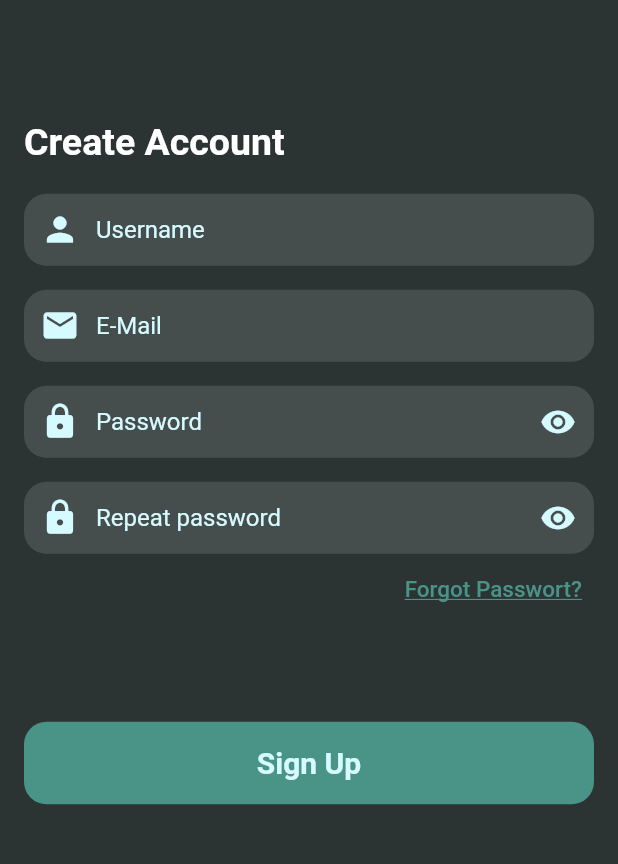
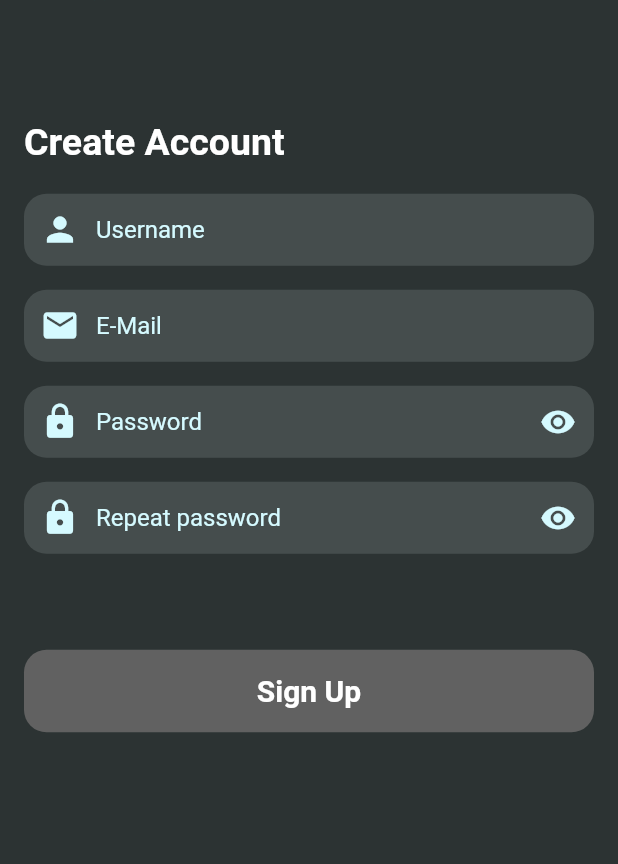
Before and after one commit to Jafoson/intweet_frontend, a Flutter app: the screen it shows after launch, after a tap on "Sign Up", on a phone screen of 412 x 824 dp, the part 155-1019 px from its top. Run offline on Flutter 3.47's test engine with Material 2 defaults, Android fonts, the light colour scheme and no system bars; our stand-ins replace flutter_slidable, flutter_svg; missing offline and left inert: iconify_flutter; network calls fail.

Commit message:
add check of Input in Sign Up

```diff
--- /dev/null
+++ b/lib/components/buttons.dart
@@ -0,0 +1,143 @@
+import 'dart:math';
+
+import 'package:flutter/cupertino.dart';
+import 'package:flutter/material.dart';
+import 'package:flutter/src/widgets/container.dart';
+import 'package:flutter/src/widgets/framework.dart';
+
+class IconStyle {
+  final double size;
+  final Color? color;
+  final String? semanticLabel;
+  final List<Shadow>? shadows;
+  final TextDirection? textDirection;
+
+  IconStyle(
+      {this.size = 24,
+      this.color,
+      this.semanticLabel,
+      this.shadows,
+      this.textDirection});
+}
+
+class CostumIconData {
+  final IconData? icon;
+  final IconStyle? style;
+
+  CostumIconData({
+    this.icon,
+    this.style,
+  });
+}
+
+class PrimaryButton extends StatefulWidget {
+  final Alignment alignment;
+  final MainAxisAlignment rowAxisAlignment;
+  final MainAxisAlignment collumnAxisAligment;
+  final double? height;
+  final double? width;
+  final void Function() onPressed;
+  final EdgeInsetsGeometry margin;
+  final EdgeInsetsGeometry? padding;
+  final CostumIconData? topIcon;
+  final CostumIconData? prefixIcon;
+  final Widget? label;
+  final bool active;
+
+  const PrimaryButton(
+      {super.key,
+      required this.onPressed,
+      this.height,
+      this.active = true,
+      this.prefixIcon,
+      this.margin = EdgeInsets.zero,
+      this.topIcon,
+      this.padding =
+          const EdgeInsets.only(top: 8, bottom: 8, right: 16, left: 16),
+      this.label,
+      this.collumnAxisAligment = MainAxisAlignment.center,
+      this.rowAxisAlignment = MainAxisAlignment.start,
+      this.alignment = Alignment.center,
+      this.width});
+  @override
+  State<PrimaryButton> createState() => _PrimaryButtonState();
+}
+
+class _PrimaryButtonState extends State<PrimaryButton> {
+  bool _isHighlighted = false;
+
+  void _onHighlightChanged(bool isHighlighted) {
+    setState(() {
+      _isHighlighted = isHighlighted;
+    });
+  }
+
+  @override
+  Widget build(BuildContext context) {
+    return Padding(
+      padding: widget.margin,
+      child: Align(
+          alignment: widget.alignment,
+          child: InkWell(
+            borderRadius: BorderRadius.circular(15),
+            onHighlightChanged: _onHighlightChanged,
+            enableFeedback: widget.active,
+            onTap: widget.active ? widget.onPressed : () {},
+            child: Container(
+              decoration: BoxDecoration(
+                borderRadius: BorderRadius.circular(15),
+                color: widget.active
+                    ? _isHighlighted
+                        ? Colors.grey[400]
+                        : const Color(0xff4A9387)
+                    : Colors.grey[700],
+              ),
+              height: widget.height,
+              padding: widget.padding,
+              // width: null,
+              child: Column(
+                  mainAxisAlignment: widget.collumnAxisAligment,
+                  children: [
+                    widget.topIcon != null
+                        ? Icon(
+                            widget.topIcon?.icon,
+                            size: widget.topIcon?.style?.size,
+                            color: widget.topIcon?.style?.color,
+                            semanticLabel: widget.topIcon?.style?.semanticLabel,
+                            shadows: widget.topIcon?.style?.shadows,
+                            textDirection: widget.topIcon?.style?.textDirection,
+                          )
+                        : Container(
+                            width: 0,
+                          ),
+                    Row(
+                      mainAxisAlignment: widget.rowAxisAlignment,
+                      mainAxisSize: MainAxisSize.min,
+                      children: [
+                        widget.prefixIcon != null
+                            ? Icon(
+                                widget.prefixIcon?.icon,
+                                size: widget.prefixIcon?.style?.size,
+                                color: widget.prefixIcon?.style?.color,
+                                semanticLabel:
+                                    widget.prefixIcon?.style?.semanticLabel,
+                                shadows: widget.prefixIcon?.style?.shadows,
+                                textDirection:
+                                    widget.prefixIcon?.style?.textDirection,
+                              )
+                            : Container(
+                                width: 0,
+                              ),
+                        widget.label != null
+                            ? Expanded(child: widget.label!)
+                            : Container(
+                                width: 0,
+                              )
+                      ],
+                    )
+                  ]),
+            ),
+          )),
+    );
+  }
+}
--- a/lib/components/costum_input.dart
+++ b/lib/components/costum_input.dart
@@ -4,17 +4,21 @@ import 'package:flutter/src/widgets/container.dart';
 import 'package:flutter/src/widgets/framework.dart';
 
 class CustomInput extends StatefulWidget {
+  final TextEditingController? controller;
   final Alignment alignment;
   final EdgeInsetsGeometry margin;
   final EdgeInsetsGeometry padding;
   final String tag;
   final IconData? prefixIcon;
   final bool password;
+  final void Function(String)? onChanged;
 
   const CustomInput(
       {Key? key,
       this.prefixIcon,
+      this.controller,
       this.password = false,
+      this.onChanged,
       this.tag = "",
       this.alignment = Alignment.centerLeft,
       this.margin = const EdgeInsets.all(0),
@@ -33,6 +37,8 @@ class _CustomInputState extends State<CustomInput> {
       alignment: widget.alignment,
       margin: widget.margin,
       child: TextField(
+        onChanged: widget.onChanged,
+        controller: widget.controller,
         obscureText: widget.password,
         style: const TextStyle(color: Color(0xffD5FAFF), fontSize: 16),
         decoration: InputDecoration(
--- a/lib/components/top_bar.dart
+++ b/lib/components/top_bar.dart
@@ -50,6 +50,5 @@ class TopBar extends StatelessWidget implements PreferredSize {
   Size get preferredSize => const Size.fromHeight(kToolbarHeight);
 
   @override
-  // TODO: implement child
   Widget get child => throw UnimplementedError();
 }
--- a/lib/main.dart
+++ b/lib/main.dart
@@ -12,7 +12,7 @@ class MyApp extends StatelessWidget {
   // This widget is the root of your application.
   @override
   Widget build(BuildContext context) {
-    return const MaterialApp(
+    return MaterialApp(
       debugShowCheckedModeBanner: false,
       title: 'Flutter Demo',
       home: Creation(),
--- a/lib/pages/creation.dart
+++ b/lib/pages/creation.dart
@@ -1,14 +1,47 @@
-import 'package:flutter/gestures.dart';
 import 'package:flutter/material.dart';
-import 'package:flutter/src/widgets/container.dart';
-import 'package:flutter/src/widgets/framework.dart';
+import 'package:intweet_aplikation/components/buttons.dart';
 import 'package:intweet_aplikation/components/costum_input.dart';
-import 'package:intweet_aplikation/components/costum_searchbar.dart';
 import 'package:intweet_aplikation/components/top_bar.dart';
 import 'package:flutter_svg/flutter_svg.dart';
 
-class Creation extends StatelessWidget {
-  const Creation({super.key});
+class Creation extends StatefulWidget {
+  Creation({super.key});
+
+  @override
+  State<Creation> createState() => _PrimaryButtonState();
+}
+
+class _PrimaryButtonState extends State<Creation> {
+  final usernameController = TextEditingController();
+  final emailController = TextEditingController();
+  final passwordController = TextEditingController();
+  final repeatPasswordController = TextEditingController();
+
+  bool _allFieldValid = false;
+
+  void _updateTextFieldFilledStatus() {
+    setState(() {
+      _allFieldValid = usernameController.text.isNotEmpty &&
+          emailController.text.isNotEmpty &&
+          passwordController.text.isNotEmpty &&
+          repeatPasswordController.text.isNotEmpty;
+    });
+  }
+
+  @override
+  void initState() {
+    super.initState();
+    _updateTextFieldFilledStatus();
+  }
+
+  @override
+  void dispose() {
+    usernameController.dispose();
+    emailController.dispose();
+    passwordController.dispose();
+    repeatPasswordController.dispose();
+    super.dispose();
+  }
 
   @override
   Widget build(BuildContext context) {
@@ -45,60 +78,47 @@ class Creation extends StatelessWidget {
                 textAlign: TextAlign.left,
               ),
             ),
-            const CustomInput(
+            CustomInput(
+              onChanged: (text) => _updateTextFieldFilledStatus(),
+              controller: usernameController,
               tag: "Username",
               prefixIcon: Icons.person,
             ),
-            const CustomInput(
+            CustomInput(
+              onChanged: (text) => _updateTextFieldFilledStatus(),
+              controller: emailController,
               tag: "E-Mail",
               prefixIcon: Icons.email,
-              margin: EdgeInsets.only(top: 16),
+              margin: const EdgeInsets.only(top: 16),
             ),
-            const CustomInput(
+            CustomInput(
+              onChanged: (text) => _updateTextFieldFilledStatus(),
+              controller: passwordController,
               password: true,
               tag: "Password",
               prefixIcon: Icons.lock,
-              margin: EdgeInsets.only(top: 16),
+              margin: const EdgeInsets.only(top: 16),
             ),
-            const CustomInput(
+            CustomInput(
+              onChanged: (text) => _updateTextFieldFilledStatus(),
+              controller: repeatPasswordController,
               password: true,
               tag: "Repeat password",
               prefixIcon: Icons.lock,
-              margin: EdgeInsets.only(top: 16),
+              margin: const EdgeInsets.only(top: 16),
             ),
-            Align(
-              alignment: Alignment.topRight,
-              child: TextButton(
-                  onPressed: () {},
-                  child: const Text(
-                    textAlign: TextAlign.right,
-                    "Forgot Passwort?",
-                    style: TextStyle(
-                        fontSize: 15,
-                        color: Color(0xff4A9387),
-                        decoration: TextDecoration.underline),
-                    maxLines: 1,
-                  )),
-            ),
-            Container(
-              width: double.infinity,
+            PrimaryButton(
+              active: _allFieldValid,
+              onPressed: () {},
               margin: const EdgeInsets.only(top: 64),
-              child: TextButton(
-                  style: TextButton.styleFrom(
-                      padding: const EdgeInsets.only(top: 16, bottom: 16),
-                      backgroundColor: const Color(0xff4A9387),
-                      shape: RoundedRectangleBorder(
-                          borderRadius: BorderRadius.circular(15))),
-                  onPressed: () {},
-                  child: const Text(
-                    "Sign Up",
-                    textAlign: TextAlign.center,
-                    maxLines: 1,
-                    style: TextStyle(
-                        color: Color(0xffD5FAFF),
-                        fontSize: 20,
-                        fontWeight: FontWeight.w600),
-                  )),
+              padding: const EdgeInsets.only(
+                  bottom: 16, top: 16, left: 32, right: 32),
+              label: const Text("Sign Up",
+                  textAlign: TextAlign.center,
+                  style: TextStyle(
+                      color: Colors.white,
+                      fontSize: 20,
+                      fontWeight: FontWeight.w600)),
             )
           ],
         ),
```
